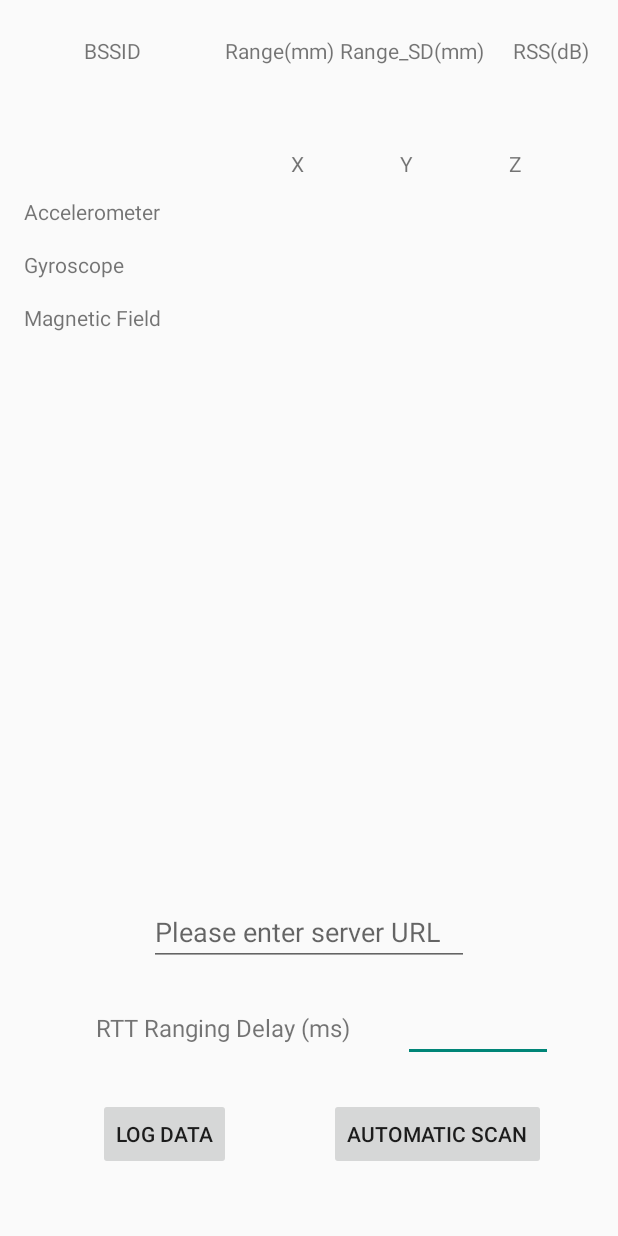
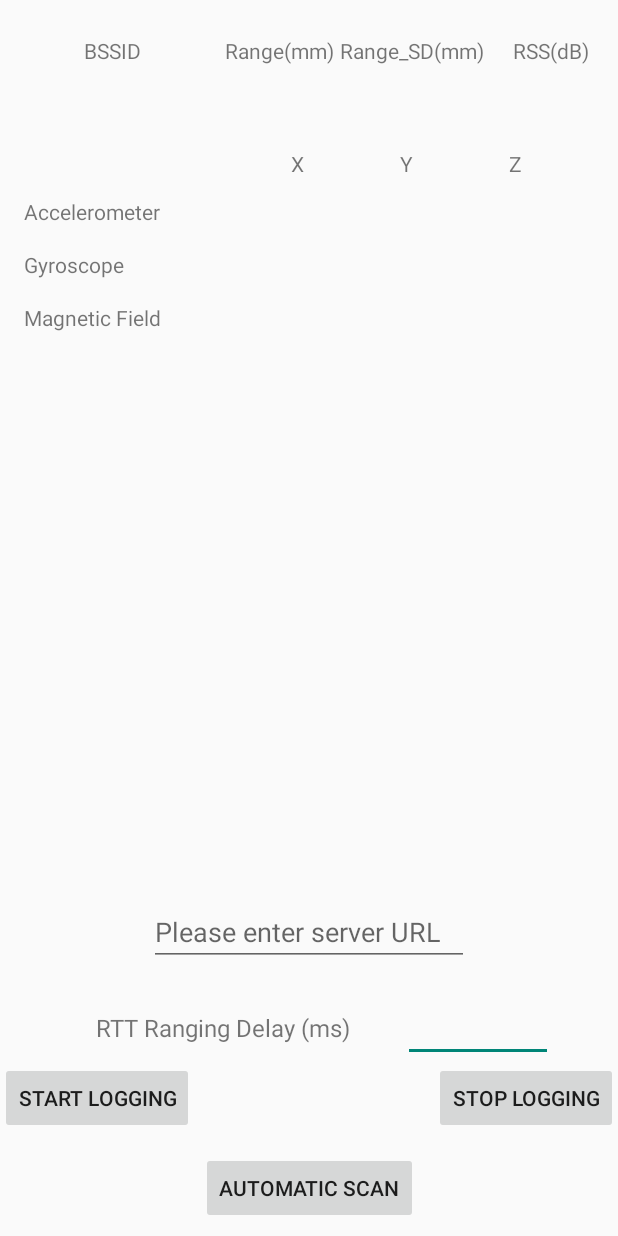
Before and after one commit to kane1997/WiFi_RTT, an Android app: the layout activity_ranging.xml on its own in the app's theme, with its tools: preview values and no code run, on a phone screen of 412 x 824 dp. Run offline under Robolectric (Android 15) with nearby library versions, the phone set to English and light mode, and no system bars.

Commit message:
Add stop logging button

```diff
--- a/app/src/main/java/com/example/rtttest1/RangingActivity.java
+++ b/app/src/main/java/com/example/rtttest1/RangingActivity.java
@@ -313,6 +313,14 @@ public class RangingActivity extends AppCompatActivity implements SensorEventLis
         LogIMU_Handler.postDelayed(LogIMU_Runnable,1000);
     }
 
+    /*
+    public void onClickStopLog(View view){
+        Log.d(TAG,"onClickStopLog");
+        Running = false;
+        //TODO
+    }
+     */
+
     @Override
     public void onSensorChanged(SensorEvent sensorEvent) {
         IMU_timestamp = SystemClock.elapsedRealtime();
--- a/app/src/main/res/layout/activity_ranging.xml
+++ b/app/src/main/res/layout/activity_ranging.xml
@@ -233,23 +233,20 @@
         android:id="@+id/btnBackgroundScan"
         android:layout_width="wrap_content"
         android:layout_height="wrap_content"
-        android:layout_marginEnd="48dp"
         android:layout_marginBottom="8dp"
         android:onClick="onClickBackgroundScan"
         android:text="@string/BackgroundScanButton"
         app:layout_constraintBottom_toBottomOf="parent"
         app:layout_constraintEnd_toEndOf="parent"
-        app:layout_constraintTop_toBottomOf="@+id/textViewDelayBeforeNextRequest" />
+        app:layout_constraintStart_toStartOf="parent" />
 
     <Button
-        android:id="@+id/btnLogRTT"
+        android:id="@+id/btnStartLog"
         android:layout_width="wrap_content"
         android:layout_height="wrap_content"
-        android:layout_marginBottom="8dp"
         android:onClick="onClickLogData"
-        android:text="@string/LogButton"
-        app:layout_constraintBottom_toBottomOf="parent"
-        app:layout_constraintEnd_toStartOf="@+id/btnBackgroundScan"
+        android:text="@string/StartLogButton"
+        app:layout_constraintBottom_toTopOf="@+id/btnBackgroundScan"
         app:layout_constraintStart_toStartOf="parent"
         app:layout_constraintTop_toBottomOf="@+id/textViewDelayBeforeNextRequest" />
 
@@ -265,4 +262,14 @@
         app:layout_constraintEnd_toEndOf="parent"
         app:layout_constraintStart_toStartOf="parent" />
 
+    <Button
+        android:id="@+id/btnStopLog"
+        android:layout_width="wrap_content"
+        android:layout_height="wrap_content"
+        android:onClick="onClickStopLog"
+        android:text="@string/StopLogButton"
+        app:layout_constraintBottom_toTopOf="@+id/btnBackgroundScan"
+        app:layout_constraintEnd_toEndOf="parent"
+        app:layout_constraintTop_toBottomOf="@+id/textViewDelayBeforeNextRequest" />
+
 </androidx.constraintlayout.widget.ConstraintLayout>
--- a/app/src/main/res/values/strings.xml
+++ b/app/src/main/res/values/strings.xml
@@ -20,7 +20,8 @@
     <string name="ActivityRangingLabel">Ranging Results</string>
     <string name="DelayBeforeNextRequest">RTT Ranging Delay (ms)</string>
     <string name="DelayHint">1000</string>
-    <string name="LogButton">Log data</string>
+    <string name="StartLogButton">Start logging</string>
+    <string name="StopLogButton">Stop logging</string>
     <string name="RangeHeader">Range(mm)</string>
     <string name="Range_SDHeader">Range_SD(mm)</string>
     <string name="RSSHeader">RSS(dB)</string>
```
